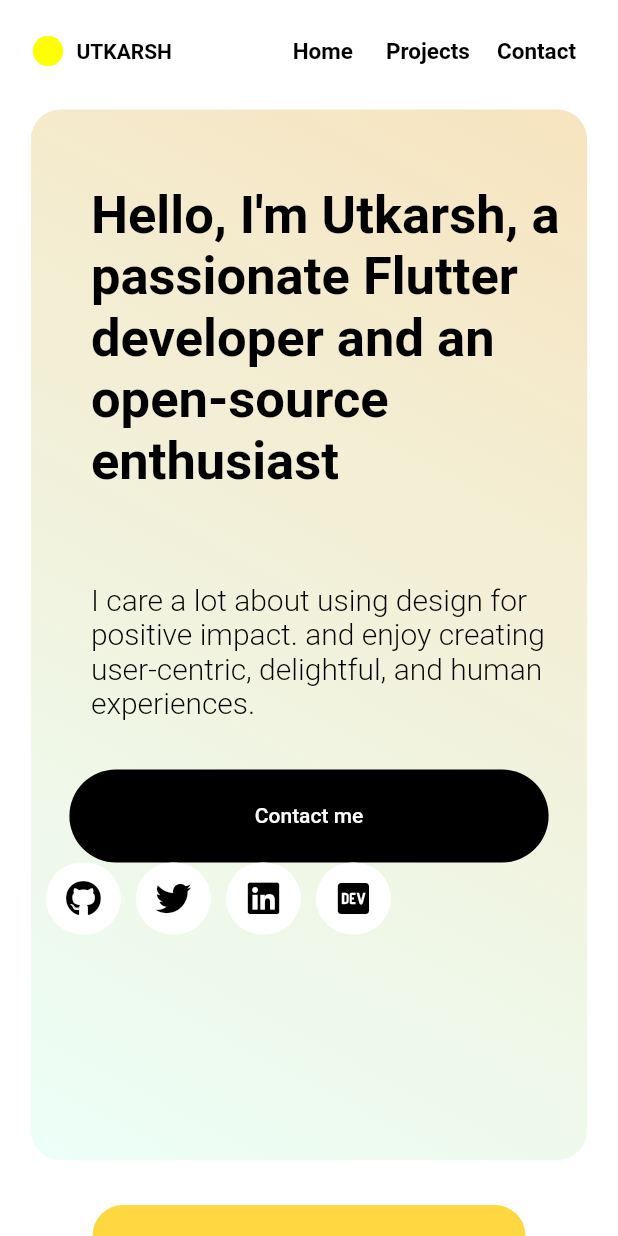
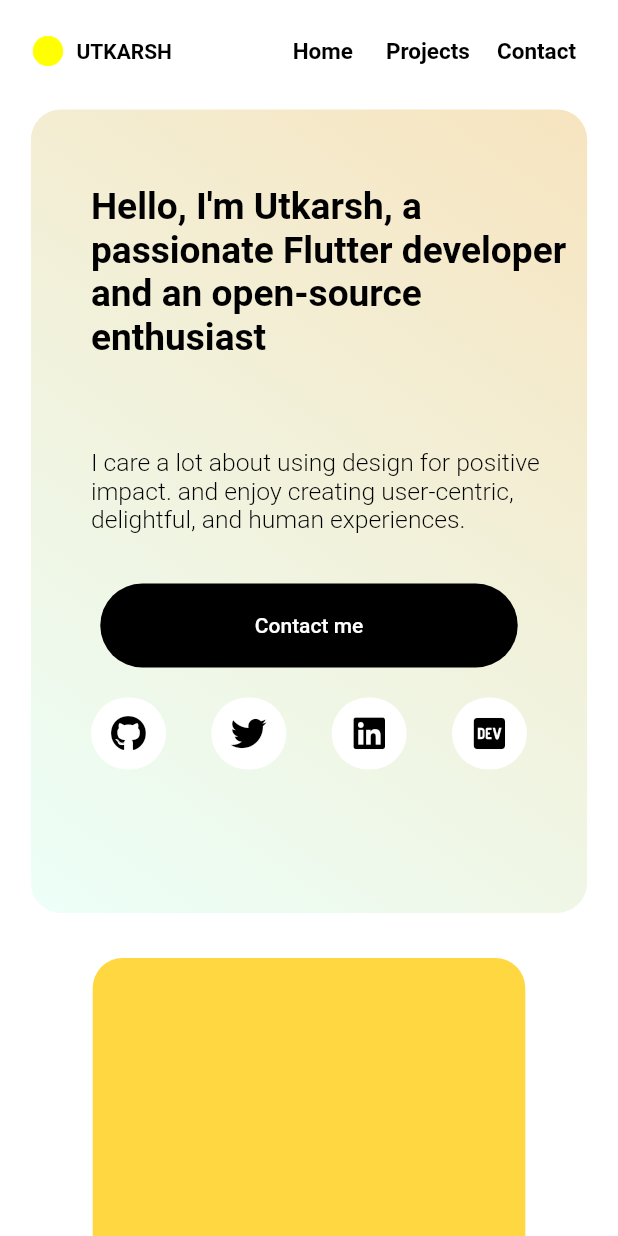
Before and after one commit to Utkarsh4517/PortfolioNew, a Flutter app: the screen it shows after launch, on a phone screen of 412 x 824 dp. Run offline on Flutter 3.47's test engine with Material 2 defaults, Android fonts, the phone set to English and light mode, and no system bars; our stand-ins replace font_awesome_flutter, google_fonts; Roboto replaces fonts that are missing (Chivo).

Commit message:
made ui changes

```diff
--- a/lib/widgets/introcontainer.dart
+++ b/lib/widgets/introcontainer.dart
@@ -74,7 +74,7 @@ class IntroContainer extends StatelessWidget {
                             backgroundColor: Colors.black,
                             elevation: 0,
                             padding: const EdgeInsets.symmetric(
-                                vertical: 23, horizontal: 50),
+                                vertical: 20, horizontal: 50),
                             shape: RoundedRectangleBorder(
                               borderRadius: BorderRadius.circular(35),
                             ),
@@ -84,8 +84,9 @@ class IntroContainer extends StatelessWidget {
                             style: TextStyle(color: Colors.white),
                           ),
                         ),
+
                         const SizedBox(
-                          width: 10,
+                          height: 10,
                         ),
                         const IconLink(
                             urlToLaunch: 'https://github.com/Utkarsh4517',
@@ -122,7 +123,7 @@ class IntroContainer extends StatelessWidget {
           )
         : Container(
             width: screenWidth * 0.9,
-            height: screenWidth < 455 ? screenWidth * 1.7 : screenWidth * 1.3,
+            height: screenWidth < 455 ? screenWidth * 1.3: screenWidth * 1.1,
             decoration: BoxDecoration(
                 gradient: const LinearGradient(
                   colors: [Color(0xfff7e4bf), Color(0xf2ebfff8)],
@@ -146,7 +147,7 @@ class IntroContainer extends StatelessWidget {
                       style: GoogleFonts.roboto(
                         color: Colors.black,
                         fontWeight: FontWeight.w600,
-                        fontSize: 35,
+                        fontSize: screenWidth<700? screenWidth*0.06: 35,
                       ),
                     ),
                   ),
@@ -164,7 +165,7 @@ class IntroContainer extends StatelessWidget {
                       style: GoogleFonts.roboto(
                         color: Colors.black,
                         fontWeight: FontWeight.w300,
-                        fontSize: 20,
+                        fontSize: screenWidth<700? screenWidth*0.04: 20,
                       ),
                     ),
                   ),
@@ -186,7 +187,7 @@ class IntroContainer extends StatelessWidget {
                               backgroundColor: Colors.black,
                               elevation: 0,
                               padding:  EdgeInsets.symmetric(
-                                  vertical: 23, horizontal: screenWidth * 0.3),
+                                  vertical: 20, horizontal: screenWidth * 0.25),
                               shape: RoundedRectangleBorder(
                                 borderRadius: BorderRadius.circular(35),
                               ),
@@ -198,11 +199,13 @@ class IntroContainer extends StatelessWidget {
                           ),
                         ],
                       ),
-                      Row(
+                      const SizedBox(height: 20,),
+                      Container(
+                        margin: const EdgeInsets.symmetric(horizontal: 30),
+                        child: Row(
+                          mainAxisAlignment: MainAxisAlignment.spaceEvenly,
                           children: const [
-                          SizedBox(
-                            width: 10,
-                          ),
+
                             IconLink(
                                 urlToLaunch: 'https://github.com/Utkarsh4517',
                                 icon: FontAwesomeIcons.github,
@@ -230,6 +233,7 @@ class IntroContainer extends StatelessWidget {
                                 icon: FontAwesomeIcons.dev,
                                 colorToChange: Colors.black),
                           ],
+                        ),
                       )
                     ],
                   ),
```
Lines whose indentation alone changed are shown as unchanged.
